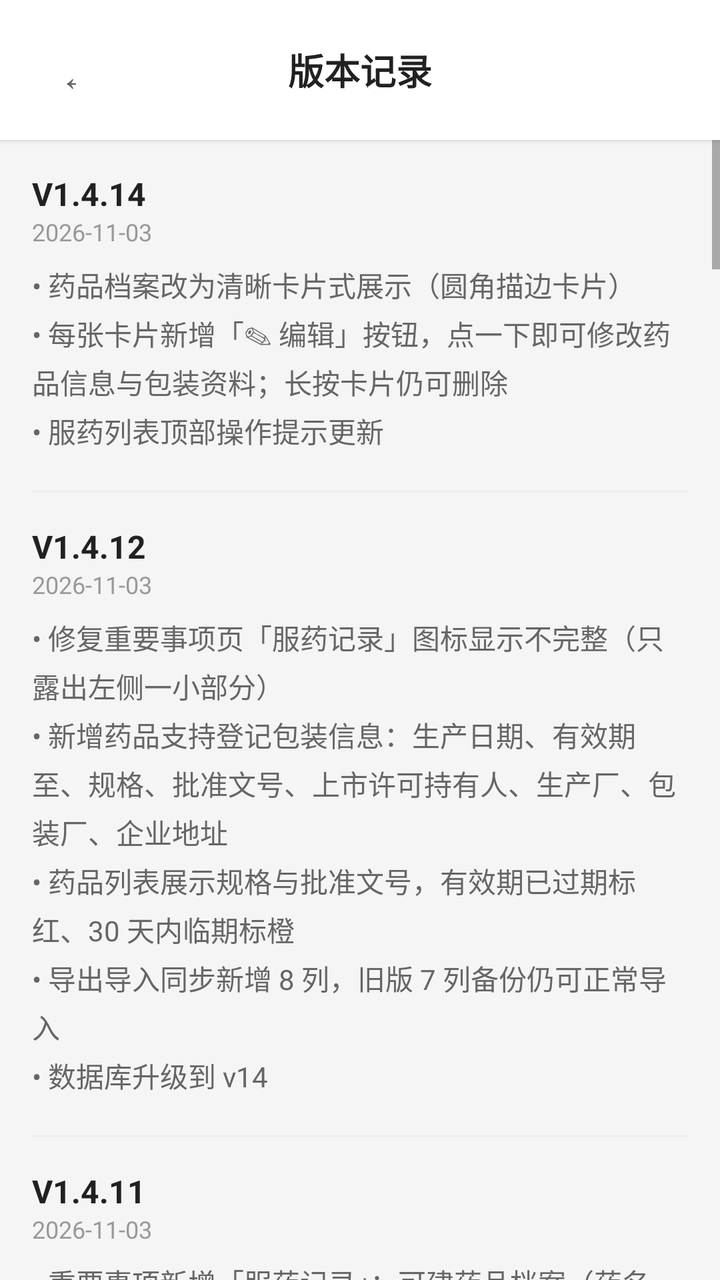
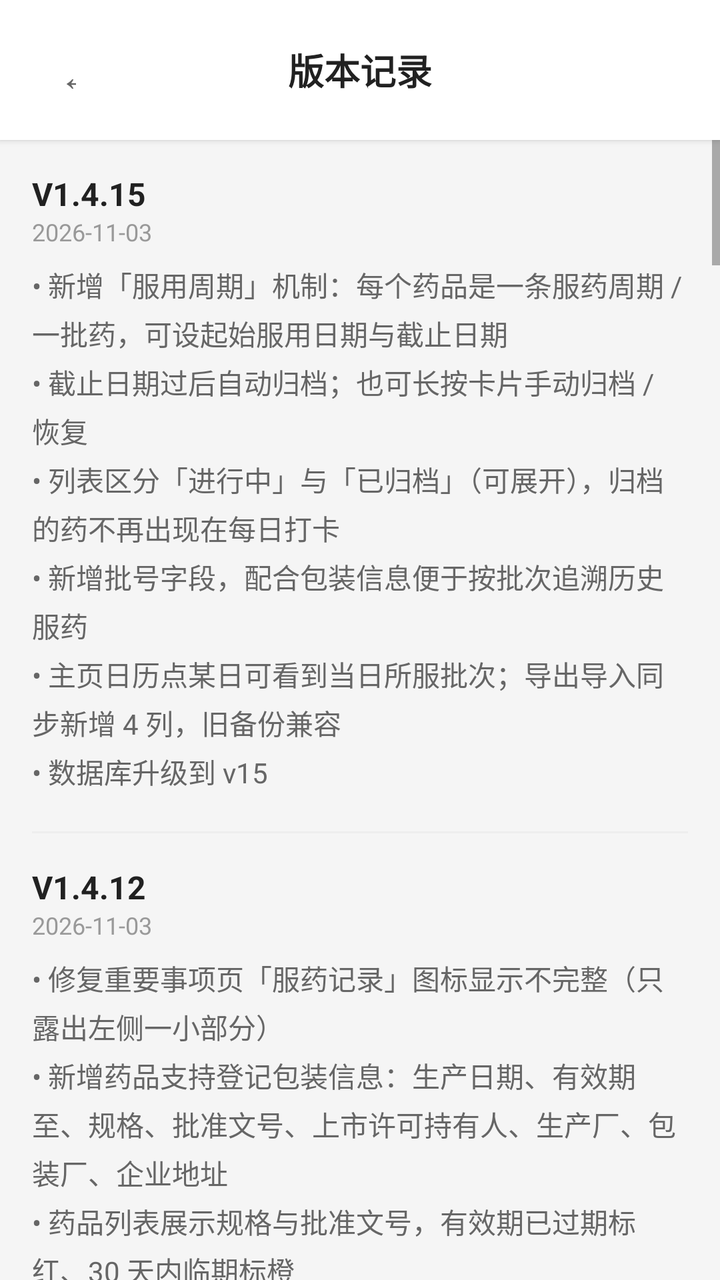

Screens rendered from an Android XML layout before and after an edit, with the pre-edit source and the edit as a unified diff.
<!-- AndroidManifest.xml: application theme Theme.HealthRecorder -->
<!-- res/layout/activity_version_history.xml -->
<?xml version="1.0" encoding="utf-8"?>
<LinearLayout xmlns:android="http://schemas.android.com/apk/res/android"
    android:layout_width="match_parent"
    android:layout_height="match_parent"
    android:orientation="vertical"
    android:background="#F5F5F5">

    
    <LinearLayout
        android:layout_width="match_parent"
        android:layout_height="wrap_content"
        android:orientation="horizontal"
        android:paddingHorizontal="12dp"
        android:paddingVertical="14dp"
        android:background="#FFFFFF"
        android:elevation="2dp"
        android:gravity="center_vertical">
        <Button
            android:id="@+id/btnBack"
            android:layout_width="42dp"
            android:layout_height="42dp"
            android:background="@android:color/transparent"
            android:text="←"
            android:textSize="20sp"
            android:textColor="#666666"/>
        <TextView
            android:layout_width="0dp"
            android:layout_height="wrap_content"
            android:layout_weight="1"
            android:text="版本记录"
            android:textSize="18sp"
            android:textColor="#212121"
            android:textStyle="bold"
            android:gravity="center"/>
        <View
            android:layout_width="42dp"
            android:layout_height="42dp"/>
    </LinearLayout>

    <ScrollView
        android:layout_width="match_parent"
        android:layout_height="match_parent">
        <LinearLayout
            android:layout_width="match_parent"
            android:layout_height="wrap_content"
            android:orientation="vertical"
            android:padding="16dp">

            <TextView
                android:layout_width="wrap_content"
                android:layout_height="wrap_content"
                android:text="V1.4.14"
                android:textSize="16sp"
                android:textColor="#212121"
                android:textStyle="bold"/>
            <TextView
                android:layout_width="wrap_content"
                android:layout_height="wrap_content"
                android:text="2026-11-03"
                android:textSize="12sp"
                android:textColor="#999999"
                android:layout_marginBottom="8dp"/>
            <TextView
                android:layout_width="wrap_content"
                android:layout_height="wrap_content"
                android:text="• 药品档案改为清晰卡片式展示（圆角描边卡片）\n• 每张卡片新增「✎ 编辑」按钮，点一下即可修改药品信息与包装资料；长按卡片仍可删除\n• 服药列表顶部操作提示更新"
                android:textSize="14sp"
                android:textColor="#666666"
                android:lineSpacingExtra="4dp"
                android:layout_marginBottom="20dp"/>

            <View
                android:layout_width="match_parent"
                android:layout_height="1dp"
                android:background="#EEEEEE"
                android:layout_marginBottom="16dp"/>

            <TextView
                android:layout_width="wrap_content"
                android:layout_height="wrap_content"
                android:text="V1.4.12"
                android:textSize="16sp"
                android:textColor="#212121"
                android:textStyle="bold"/>
            <TextView
                android:layout_width="wrap_content"
                android:layout_height="wrap_content"
                android:text="2026-11-03"
                android:textSize="12sp"
                android:textColor="#999999"
                android:layout_marginBottom="8dp"/>
            <TextView
                android:layout_width="wrap_content"
                android:layout_height="wrap_content"
                android:text="• 修复重要事项页「服药记录」图标显示不完整（只露出左侧一小部分）\n• 新增药品支持登记包装信息：生产日期、有效期至、规格、批准文号、上市许可持有人、生产厂、包装厂、企业地址\n• 药品列表展示规格与批准文号，有效期已过期标红、30 天内临期标橙\n• 导出导入同步新增 8 列，旧版 7 列备份仍可正常导入\n• 数据库升级到 v14"
                android:textSize="14sp"
                android:textColor="#666666"
                android:lineSpacingExtra="4dp"
                android:layout_marginBottom="20dp"/>

            <View
                android:layout_width="match_parent"
                android:layout_height="1dp"
                android:background="#EEEEEE"
                android:layout_marginBottom="16dp"/>

            <TextView
                android:layout_width="wrap_content"
                android:layout_height="wrap_content"
                android:text="V1.4.11"
                android:textSize="16sp"
                android:textColor="#212121"
                android:textStyle="bold"/>
            <TextView
                android:layout_width="wrap_content"
                android:layout_height="wrap_content"
                android:text="2026-11-03"
                android:textSize="12sp"
                android:textColor="#999999"
                android:layout_marginBottom="8dp"/>
            <TextView
                android:layout_width="wrap_content"
                android:layout_height="wrap_content"
                android:text="• 重要事项新增「服药记录」：可建药品档案（药名、剂量、服用时段、具体时间）\n• 服药记录支持每日打卡，一键标记已服/取消，并统计近 7 天已服与漏服天数\n• 导出导入新增「服药档案」「服药打卡」两段，旧备份仍可正常导入\n• 数据库升级到 v13"
                android:textSize="14sp"
                android:textColor="#666666"
                android:lineSpacingExtra="4dp"
                android:layout_marginBottom="20dp"/>

            <View
                android:layout_width="match_parent"
                android:layout_height="1dp"
                android:background="#EEEEEE"
                android:layout_marginBottom="16dp"/>

            <TextView
                android:layout_width="wrap_content"
                android:layout_height="wrap_content"
                android:text="V1.4.10"
                android:textSize="16sp"
                android:textColor="#212121"
                android:textStyle="bold"/>
            <TextView
                android:layout_width="wrap_content"
                android:layout_height="wrap_content"
                android:text="2026-10-27"
                android:textSize="12sp"
                android:textColor="#999999"
                android:layout_marginBottom="8dp"/>
            <TextView
                android:layout_width="wrap_content"
                android:layout_height="wrap_content"
                android:text="• 修复：主页健康记录图标进入后，点击记录显示为空、无法编辑的问题\n• 体重趋势图：醒目标注最高值与最低值（默认取最近 3 个月），点击数据点可查看时间和体重\n• 健康记录列表：支持按成员筛选查看\n• 修复：编辑血压记录时体重输入框被误填为 0 的问题"
                android:textSize="14sp"
                android:textColor="#666666"
                android:lineSpacingExtra="4dp"
                android:layout_marginBottom="20dp"/>

            <View
                android:layout_width="match_parent"
                android:layout_height="1dp"
                android:background="#EEEEEE"
                android:layout_marginBottom="16dp"/>

            <TextView
                android:layout_width="wrap_content"
                android:layout_height="wrap_content"
                android:text="V1.4.9"
                android:textSize="16sp"
                android:textColor="#212121"
                android:textStyle="bold"/>
            <TextView
                android:layout_width="wrap_content"
                android:layout_height="wrap_content"
                android:text="2026-10-19"
                android:textSize="12sp"
                android:textColor="#999999"
                android:layout_marginBottom="8dp"/>
            <TextView
                android:layout_width="wrap_content"
                android:layout_height="wrap_content"
                android:text="• 运动统计：新增上月、本年的跑步距离与时长汇总\n• 添加运动记录：地点支持从历史地点中直接选择\n• 重要事项统计：新增事项日历，记录时间与提醒时间用不同标记区分\n• 读书笔记：支持记录开始阅读时间（精确到时分）\n• 读书笔记：读后感支持按页面区间记录多条\n• 导出导入：新增上述字段与读后感明细，修复 CSV 中多行内容丢失的问题\n• 数据库升级到 v12，修复旧版本升级可能闪退的问题"
                android:textSize="14sp"
                android:textColor="#666666"
                android:lineSpacingExtra="4dp"
                android:layout_marginBottom="20dp"/>

            <View
                android:layout_width="match_parent"
                android:layout_height="1dp"
                android:background="#EEEEEE"
                android:layout_marginBottom="16dp"/>

            <TextView
                android:layout_width="wrap_content"
                android:layout_height="wrap_content"
                android:text="V1.4.8"
                android:textSize="16sp"
                android:textColor="#212121"
                android:textStyle="bold"/>
            <TextView
                android:layout_width="wrap_content"
                android:layout_height="wrap_content"
                android:text="2026-09-11"
                android:textSize="12sp"
                android:textColor="#999999"
                android:layout_marginBottom="8dp"/>
            <TextView
                android:layout_width="wrap_content"
                android:layout_height="wrap_content"
                android:text="• 运动统计：移除本周徒步，新增本月跑步总里程与时长汇总\n• 主页趋势图：支持双指缩放高密度数据，点击数据点显示详情\n• 主页日历：点击日期可查看该日所有类型记录详情\n• 日详情页整合健康/运动/刷牙/呼吸/事项/猫咪/读书共7类数据"
                android:textSize="14sp"
                android:textColor="#666666"
                android:lineSpacingExtra="4dp"
                android:layout_marginBottom="20dp"/>

            <View
                android:layout_width="match_parent"
                android:layout_height="1dp"
                android:background="#EEEEEE"
                android:layout_marginBottom="16dp"/>

            <TextView
                android:layout_width="wrap_content"
                android:layout_height="wrap_content"
                android:text="V1.4.7"
                android:textSize="16sp"
                android:textColor="#212121"
                android:textStyle="bold"/>
            <TextView
                android:layout_width="wrap_content"
                android:layout_height="wrap_content"
                android:text="2026-08-04"
                android:textSize="12sp"
                android:textColor="#999999"
                android:layout_marginBottom="8dp"/>
            <TextView
                android:layout_width="wrap_content"
                android:layout_height="wrap_content"
                android:text="• 主页按钮「👥」→「💪 健康记录」，跳转历史健康记录列表\n• 数据管理新增成员管理入口\n• 呼吸打卡右上角菜单改为「📊 统计」\n• 运动/猫咪/刷牙列表页布局修复，解决闪退问题"
                android:textSize="14sp"
                android:textColor="#666666"
                android:lineSpacingExtra="4dp"
                android:layout_marginBottom="20dp"/>

            <View
                android:layout_width="match_parent"
                android:layout_height="1dp"
                android:background="#EEEEEE"
                android:layout_marginBottom="16dp"/>

            <TextView
                android:layout_width="wrap_content"
                android:layout_height="wrap_content"
                android:text="V1.4.6"
                android:textSize="16sp"
                android:textColor="#212121"
                android:textStyle="bold"/>
            <TextView
                android:layout_width="wrap_content"
                android:layout_height="wrap_content"
                android:text="2026-08-03"
                android:textSize="12sp"
                android:textColor="#999999"
                android:layout_marginBottom="8dp"/>
            <TextView
                android:layout_width="wrap_content"
                android:layout_height="wrap_content"
                android:text="• 读书笔记：读完时归档页数和读后感绑定保存，状态切换时自动固化\n• 读书笔记已读卡片显示「读完于第 X 页」及归档读后感\n• 读书笔记新增 📊 数据统计入口（总/在读/已读/想读、均分、总页数）\n• 数据管理新增数据重置功能（双重确认）\n• 数据库升级至 v11"
                android:textSize="14sp"
                android:textColor="#666666"
                android:lineSpacingExtra="4dp"
                android:layout_marginBottom="20dp"/>

            <View
                android:layout_width="match_parent"
                android:layout_height="1dp"
                android:background="#EEEEEE"
                android:layout_marginBottom="16dp"/>

            <TextView
                android:layout_width="wrap_content"
                android:layout_height="wrap_content"
                android:text="V1.4.5"
                android:textSize="16sp"
                android:textColor="#212121"
                android:textStyle="bold"/>
            <TextView
                android:layout_width="wrap_content"
                android:layout_height="wrap_content"
                android:text="2026-08-03"
                android:textSize="12sp"
                android:textColor="#999999"
                android:layout_marginBottom="8dp"/>
            <TextView
                android:layout_width="wrap_content"
                android:layout_height="wrap_content"
                android:text="• 重要事项支持导入（修复解析逻辑：优先级/状态/重复类型支持中文）\n• 读书笔记支持导入（修复解析逻辑：读书状态支持中文）\n• 重要事项列表页新增 📊 统计入口（总事项数、待办/已完成/已取消分布、优先级/重复类型分布）\n• 主页今日健康记录展示上限调整为 3 条"
                android:textSize="14sp"
                android:textColor="#666666"
                android:lineSpacingExtra="4dp"
                android:layout_marginBottom="20dp"/>

            <View
                android:layout_width="match_parent"
                android:layout_height="1dp"
                android:background="#EEEEEE"
                android:layout_marginBottom="16dp"/>

            <TextView
                android:layout_width="wrap_content"
                android:layout_height="wrap_content"
                android:text="V1.4.4"
                android:textSize="16sp"
                android:textColor="#212121"
                android:textStyle="bold"/>
            <TextView
                android:layout_width="wrap_content"
                android:layout_height="wrap_content"
                android:text="2026-07-31"
                android:textSize="12sp"
                android:textColor="#999999"
                android:layout_marginBottom="8dp"/>
            <TextView
                android:layout_width="wrap_content"
                android:layout_height="wrap_content"
                android:text="• 导出/导入支持呼吸打卡、重要事项、读书笔记、猫粮记录（共9种数据段）\n• 猫菜单优化：移除编辑/删除按钮，新增「统计」按钮一键跳转统计页\n• 主页日历最后一排对齐修复\n• 主页体重趋势图兼容修复（ColorOS设备崩溃修复）"
                android:textSize="14sp"
                android:textColor="#666666"
                android:lineSpacingExtra="4dp"
                android:layout_marginBottom="20dp"/>

            <View
                android:layout_width="match_parent"
                android:layout_height="1dp"
                android:background="#EEEEEE"
                android:layout_marginBottom="16dp"/>

            <TextView
                android:layout_width="wrap_content"
                android:layout_height="wrap_content"
                android:text="V1.4.0"
                android:textSize="16sp"
                android:textColor="#212121"
                android:textStyle="bold"/>
            <TextView
                android:layout_width="wrap_content"
                android:layout_height="wrap_content"
                android:text="2026-07-27"
                android:textSize="12sp"
                android:textColor="#999999"
                android:layout_marginBottom="8dp"/>
            <TextView
                android:layout_width="wrap_content"
                android:layout_height="wrap_content"
                android:text="• 新增呼吸打卡模块（呼吸时长、评分星级、打卡模式）\n• 新增重要事项模块（提醒设置、优先级、重复类型）\n• 新增读书笔记模块（阅读进度、星级评分、读书状态）\n• 主页新增体重+运动量趋势曲线图\n• 主页新增日历视图（有数据日期标记绿色圆点）\n• 架构升级：HealthRepository 单例代理全部 CRUD，数据层统一入口"
                android:textSize="14sp"
                android:textColor="#666666"
                android:lineSpacingExtra="4dp"
                android:layout_marginBottom="20dp"/>

            <View
                android:layout_width="match_parent"
                android:layout_height="1dp"
                android:background="#EEEEEE"
                android:layout_marginBottom="16dp"/>

            <TextView
                android:layout_width="wrap_content"
                android:layout_height="wrap_content"
                android:text="V1.3.2"
                android:textSize="16sp"
                android:textColor="#212121"
                android:textStyle="bold"/>
            <TextView
                android:layout_width="wrap_content"
                android:layout_height="wrap_content"
                android:text="2026-07-24"
                android:textSize="12sp"
                android:textColor="#999999"
                android:layout_marginBottom="8dp"/>
            <TextView
                android:layout_width="wrap_content"
                android:layout_height="wrap_content"
                android:text="• 主页历史记录列表 UI 优化：日期改为相对格式（今天/昨天/MM-dd）+ 时间显示、左侧状态色条（绿色正常/橙色偏高/红色异常）、体重 18sp 加粗主视觉、行高收紧\n• 体重等健康数据显示从 1 位小数提升为 2 位小数"
                android:textSize="14sp"
                android:textColor="#666666"
                android:lineSpacingExtra="4dp"
                android:layout_marginBottom="20dp"/>

            <View
                android:layout_width="match_parent"
                android:layout_height="1dp"
                android:background="#EEEEEE"
                android:layout_marginBottom="16dp"/>

            <TextView
                android:layout_width="wrap_content"
                android:layout_height="wrap_content"
                android:text="V1.3.1"
                android:textSize="16sp"
                android:textColor="#212121"
                android:textStyle="bold"/>
            <TextView
                android:layout_width="wrap_content"
                android:layout_height="wrap_content"
                android:text="2026-07-24"
                android:textSize="12sp"
                android:textColor="#999999"
                android:layout_marginBottom="8dp"/>
            <TextView
                android:layout_width="wrap_content"
                android:layout_height="wrap_content"
                android:text="• 修复运动记录添加时提示「保存失败」的BUG（数据库版本号遗漏导致旧库缺少 location 字段）"
                android:textSize="14sp"
                android:textColor="#666666"
                android:lineSpacingExtra="4dp"
                android:layout_marginBottom="20dp"/>

            <View
                android:layout_width="match_parent"
                android:layout_height="1dp"
                android:background="#EEEEEE"
                android:layout_marginBottom="16dp"/>

            <TextView
                android:layout_width="wrap_content"
                android:layout_height="wrap_content"
                android:text="V1.3"
                android:textSize="16sp"
                android:textColor="#212121"
                android:textStyle="bold"/>
            <TextView
                android:layout_width="wrap_content"
                android:layout_height="wrap_content"
                android:text="2026-07-23"
                android:textSize="12sp"
                android:textColor="#999999"
                android:layout_marginBottom="8dp"/>
            <TextView
                android:layout_width="wrap_content"
                android:layout_height="wrap_content"
                android:text="• 主页顶部按钮统一五等分（猫拉屎 / 猫刷牙 / 运动 / 成员 / 版本），文字不换行
• 主页FAB独立可拖拽，绿色50%透明度，拖动不越界消失
• 刷牙统计改为「本月刷牙次数」和「本年累计刷牙」两个汇总卡
• 运动记录新增「运动地点」字段，支持导出和导入"
                android:textSize="14sp"
                android:textColor="#666666"
                android:lineSpacingExtra="4dp"
                android:layout_marginBottom="20dp"/>

            <View
                android:layout_width="match_parent"
                android:layout_height="1dp"
                android:background="#EEEEEE"
                android:layout_marginBottom="16dp"/>

            <TextView
                android:layout_width="wrap_content"
                android:layout_height="wrap_content"
                android:text="V1.2.4.5"
                android:textSize="16sp"
                android:textColor="#212121"
                android:textStyle="bold"/>
            <TextView
                android:layout_width="wrap_content"
                android:layout_height="wrap_content"
                android:text="2026-07-14"
                android:textSize="12sp"
                android:textColor="#999999"
                android:layout_marginBottom="8dp"/>
            <TextView
                android:layout_width="wrap_content"
                android:layout_height="wrap_content"
                android:text="• 刷牙记录支持点击编辑和删除\n• 运动记录支持点击编辑和删除\n• 猫咪如厕新增如厕意愿（如主动叫唤/被动抱走/甩屎）和如厕过程（进盆就拉/进进出出再拉/进盆再逃走）标签\n• 主界面一级菜单改名为「猫拉屎」和「猫刷牙」"
                android:textSize="14sp"
                android:textColor="#666666"
                android:lineSpacingExtra="4dp"
                android:layout_marginBottom="20dp"/>

            <View
                android:layout_width="match_parent"
                android:layout_height="1dp"
                android:background="#EEEEEE"
                android:layout_marginBottom="16dp"/>
            <TextView
                android:layout_width="wrap_content"
                android:layout_height="wrap_content"
                android:text="V1.2.4.4"
                android:textSize="16sp"
                android:textColor="#212121"
                android:textStyle="bold"/>
            <TextView
                android:layout_width="wrap_content"
                android:layout_height="wrap_content"
                android:text="2026-07-13"
                android:textSize="12sp"
                android:textColor="#999999"
                android:layout_marginBottom="8dp"/>
            <TextView
                android:layout_width="wrap_content"
                android:layout_height="wrap_content"
                android:text="• 猫咪如厕记录支持删除（编辑页带确认对话框）"
                android:textSize="14sp"
                android:textColor="#666666"
                android:lineSpacingExtra="4dp"
                android:layout_marginBottom="20dp"/>

            <View
                android:layout_width="match_parent"
                android:layout_height="1dp"
                android:background="#EEEEEE"
                android:layout_marginBottom="16dp"/>

            <TextView
                android:layout_width="wrap_content"
                android:layout_height="wrap_content"
                android:text="V1.2.4.3"
                android:textSize="16sp"
                android:textColor="#212121"
                android:textStyle="bold"/>
            <TextView
                android:layout_width="wrap_content"
                android:layout_height="wrap_content"
                android:text="2026-07-13"
                android:textSize="12sp"
                android:textColor="#999999"
                android:layout_marginBottom="8dp"/>
            <TextView
                android:layout_width="wrap_content"
                android:layout_height="wrap_content"
                android:text="• 猫咪如厕记录列表显示为所属成员（彩色标签）\n• 猫咪如厕记录支持点击编辑修改\n• 修复导入后数量/成员显示问题"
                android:textSize="14sp"
                android:textColor="#666666"
                android:lineSpacingExtra="4dp"
                android:layout_marginBottom="20dp"/>

            <View
                android:layout_width="match_parent"
                android:layout_height="1dp"
                android:background="#EEEEEE"
                android:layout_marginBottom="16dp"/>

            <TextView
                android:layout_width="wrap_content"
                android:layout_height="wrap_content"
                android:text="V1.2.4.2"
                android:textSize="16sp"
                android:textColor="#212121"
                android:textStyle="bold"/>
            <TextView
                android:layout_width="wrap_content"
                android:layout_height="wrap_content"
                android:text="2026-07-13"
                android:textSize="12sp"
                android:textColor="#999999"
                android:layout_marginBottom="8dp"/>
            <TextView
                android:layout_width="wrap_content"
                android:layout_height="wrap_content"
                android:text="• 修复导入数据后猫咪模块闪退（评分标签背景缺失导致空指针）\n• 修复猫咪名显示错误、导入粪便数量丢失"
                android:textSize="14sp"
                android:textColor="#666666"
                android:lineSpacingExtra="4dp"
                android:layout_marginBottom="20dp"/>

            <View
                android:layout_width="match_parent"
                android:layout_height="1dp"
                android:background="#EEEEEE"
                android:layout_marginBottom="16dp"/>

            <TextView
                android:layout_width="wrap_content"
                android:layout_height="wrap_content"
                android:text="V1.2.4.1"
                android:textSize="16sp"
                android:textColor="#212121"
                android:textStyle="bold"/>
            <TextView
                android:layout_width="wrap_content"
                android:layout_height="wrap_content"
                android:text="2026-07-13"
                android:textSize="12sp"
                android:textColor="#999999"
                android:layout_marginBottom="8dp"/>
            <TextView
                android:layout_width="wrap_content"
                android:layout_height="wrap_content"
                android:text="• 修复全新安装后猫咪/刷牙/运动模块闪退问题\n• （onCreate 遗漏建表导致查询失败）"
                android:textSize="14sp"
                android:textColor="#666666"
                android:lineSpacingExtra="4dp"
                android:layout_marginBottom="20dp"/>

            <View
                android:layout_width="match_parent"
                android:layout_height="1dp"
                android:background="#EEEEEE"
                android:layout_marginBottom="16dp"/>

            <TextView
                android:layout_width="wrap_content"
                android:layout_height="wrap_content"
                android:text="V1.2.4"
                android:textSize="16sp"
                android:textColor="#212121"
                android:textStyle="bold"/>
            <TextView
                android:layout_width="wrap_content"
                android:layout_height="wrap_content"
                android:text="2026-07-13"
                android:textSize="12sp"
                android:textColor="#999999"
                android:layout_marginBottom="8dp"/>
            <TextView
                android:layout_width="wrap_content"
                android:layout_height="wrap_content"
                android:text="• 修复数据库升级顺序导致的闪退问题\n• 数据导入/导出支持猫咪/刷牙/运动记录\n• 向前兼容旧版备份文件"
                android:textSize="14sp"
                android:textColor="#666666"
                android:lineSpacingExtra="4dp"
                android:layout_marginBottom="20dp"/>

            <View
                android:layout_width="match_parent"
                android:layout_height="1dp"
                android:background="#EEEEEE"
                android:layout_marginBottom="16dp"/>

            <TextView
                android:layout_width="wrap_content"
                android:layout_height="wrap_content"
                android:text="V1.2.3"
                android:textSize="16sp"
                android:textColor="#212121"
                android:textStyle="bold"/>
            <TextView
                android:layout_width="wrap_content"
                android:layout_height="wrap_content"
                android:text="2026-07-13"
                android:textSize="12sp"
                android:textColor="#999999"
                android:layout_marginBottom="8dp"/>
            <TextView
                android:layout_width="wrap_content"
                android:layout_height="wrap_content"
                android:text="• 猫咪如厕记录新增粪便数量指标\n• 主页右上角新增版本记录入口"
                android:textSize="14sp"
                android:textColor="#666666"
                android:lineSpacingExtra="4dp"
                android:layout_marginBottom="20dp"/>

            <View
                android:layout_width="match_parent"
                android:layout_height="1dp"
                android:background="#EEEEEE"
                android:layout_marginBottom="16dp"/>

            <TextView
                android:layout_width="wrap_content"
                android:layout_height="wrap_content"
                android:text="V1.2.2"
                android:textSize="16sp"
                android:textColor="#212121"
                android:textStyle="bold"/>
            <TextView
                android:layout_width="wrap_content"
                android:layout_height="wrap_content"
                android:text="2026-07-13"
                android:textSize="12sp"
                android:textColor="#999999"
                android:layout_marginBottom="8dp"/>
            <TextView
                android:layout_width="wrap_content"
                android:layout_height="wrap_content"
                android:text="• 猫咪记录改用成员选择\n• 新增如厕统计页面（距上次天数、间隔统计、评分分布）"
                android:textSize="14sp"
                android:textColor="#666666"
                android:lineSpacingExtra="4dp"
                android:layout_marginBottom="20dp"/>

            <View
                android:layout_width="match_parent"
                android:layout_height="1dp"
                android:background="#EEEEEE"
                android:layout_marginBottom="16dp"/>

            <TextView
                android:layout_width="wrap_content"
                android:layout_height="wrap_content"
                android:text="V1.2"
                android:textSize="16sp"
                android:textColor="#212121"
                android:textStyle="bold"/>
            <TextView
                android:layout_width="wrap_content"
                android:layout_height="wrap_content"
                android:text="2026-07-08"
                android:textSize="12sp"
                android:textColor="#999999"
                android:layout_marginBottom="8dp"/>
            <TextView
                android:layout_width="wrap_content"
                android:layout_height="wrap_content"
                android:text="• 新增猫咪如厕记录模块\n• 新增刷牙记录模块\n• 新增运动记录模块\n• 数据管理：导出/导入支持双段格式"
                android:textSize="14sp"
                android:textColor="#666666"
                android:lineSpacingExtra="4dp"
                android:layout_marginBottom="20dp"/>

            <View
                android:layout_width="match_parent"
                android:layout_height="1dp"
                android:background="#EEEEEE"
                android:layout_marginBottom="16dp"/>

            <TextView
                android:layout_width="wrap_content"
                android:layout_height="wrap_content"
                android:text="V1.1"
                android:textSize="16sp"
                android:textColor="#212121"
                android:textStyle="bold"/>
            <TextView
                android:layout_width="wrap_content"
                android:layout_height="wrap_content"
                android:text="2026-07-08"
                android:textSize="12sp"
                android:textColor="#999999"
                android:layout_marginBottom="8dp"/>
            <TextView
                android:layout_width="wrap_content"
                android:layout_height="wrap_content"
                android:text="• 多用户支持（成员管理、颜色标签）\n• 体重精度提升至小数点后两位\n• 数据导入/导出功能"
                android:textSize="14sp"
                android:textColor="#666666"
                android:lineSpacingExtra="4dp"
                android:layout_marginBottom="20dp"/>

            <View
                android:layout_width="match_parent"
                android:layout_height="1dp"
                android:background="#EEEEEE"
                android:layout_marginBottom="16dp"/>

            <TextView
                android:layout_width="wrap_content"
                android:layout_height="wrap_content"
                android:text="V1.0"
                android:textSize="16sp"
                android:textColor="#212121"
                android:textStyle="bold"/>
            <TextView
                android:layout_width="wrap_content"
                android:layout_height="wrap_content"
                android:text="2026-07-03"
                android:textSize="12sp"
                android:textColor="#999999"
                android:layout_marginBottom="8dp"/>
            <TextView
                android:layout_width="wrap_content"
                android:layout_height="wrap_content"
                android:text="• 健康记录基础功能（体重、血压）\n• 图表统计\n• 数据导出"
                android:textSize="14sp"
                android:textColor="#666666"
                android:lineSpacingExtra="4dp"/>

        </LinearLayout>
    </ScrollView>
</LinearLayout>
<!-- resources referenced by this layout -->
<resources>
  <style name="Theme.HealthRecorder" parent="Theme.MaterialComponents.Light.DarkActionBar">
          
          <item name="colorPrimary">@color/purple_500</item>
          <item name="colorPrimaryVariant">@color/purple_700</item>
          <item name="colorOnPrimary">@color/white</item>
          
          
          <item name="colorSecondary">@color/teal_200</item>
          <item name="colorSecondaryVariant">@color/teal_700</item>
          <item name="colorOnSecondary">@color/black</item>
          
          
          <item name="android:statusBarColor">?attr/colorPrimaryVariant</item>
          
          
      </style>
  <color name="purple_500">#9C27B0</color>
  <color name="purple_700">#7B1FA2</color>
  <color name="white">#FFFFFF</color>
  <color name="teal_200">#80CBC4</color>
  <color name="teal_700">#00796B</color>
  <color name="black">#000000</color>
</resources>

<!-- the commit's change to res/layout/activity_version_history.xml (unified diff, before → after) -->
@@ -49,7 +49,7 @@
             <TextView
                 android:layout_width="wrap_content"
                 android:layout_height="wrap_content"
-                android:text="V1.4.14"
+                android:text="V1.4.15"
                 android:textSize="16sp"
                 android:textColor="#212121"
                 android:textStyle="bold"/>
@@ -63,7 +63,7 @@
             <TextView
                 android:layout_width="wrap_content"
                 android:layout_height="wrap_content"
-                android:text="• 药品档案改为清晰卡片式展示（圆角描边卡片）\n• 每张卡片新增「✎ 编辑」按钮，点一下即可修改药品信息与包装资料；长按卡片仍可删除\n• 服药列表顶部操作提示更新"
+                android:text="• 新增「服用周期」机制：每个药品是一条服药周期 / 一批药，可设起始服用日期与截止日期\n• 截止日期过后自动归档；也可长按卡片手动归档 / 恢复\n• 列表区分「进行中」与「已归档」（可展开），归档的药不再出现在每日打卡\n• 新增批号字段，配合包装信息便于按批次追溯历史服药\n• 主页日历点某日可看到当日所服批次；导出导入同步新增 4 列，旧备份兼容\n• 数据库升级到 v15"
                 android:textSize="14sp"
                 android:textColor="#666666"
                 android:lineSpacingExtra="4dp"
